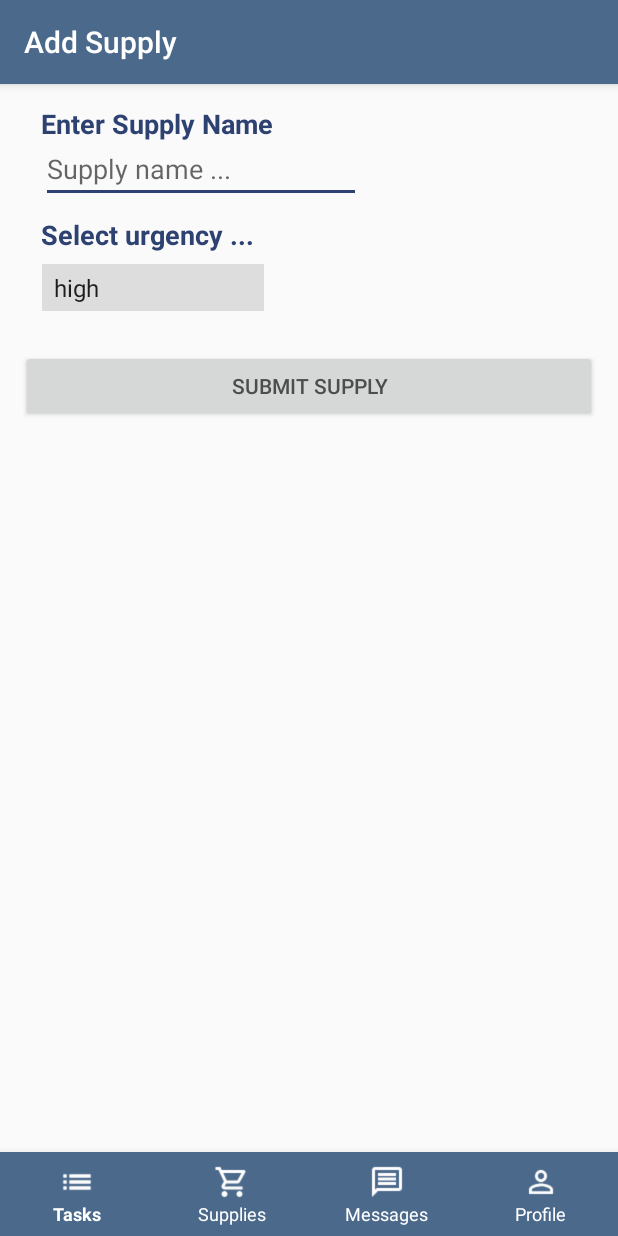
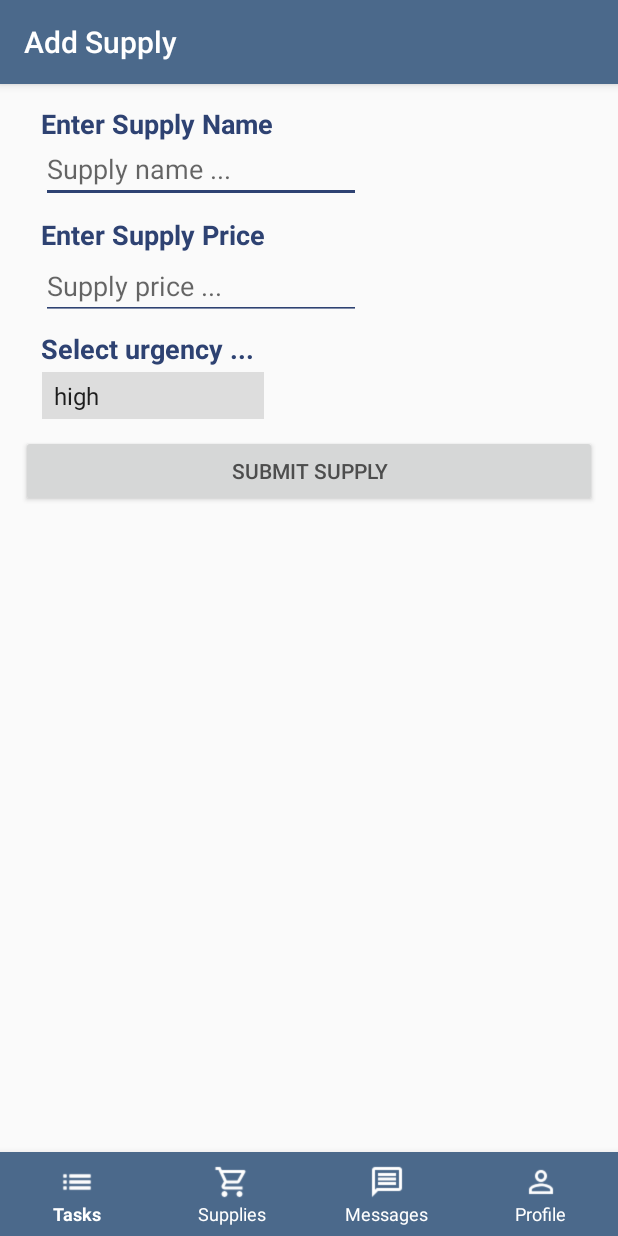
Before and after one commit to clee1228/houseHelper, an Android app: the AddSupplyActivity screen opened directly, with no data from a screen before it, on a phone screen of 412 x 824 dp. Run offline under Robolectric (Android 15) with nearby library versions, the light colour scheme and no system bars; our stand-ins replace Firebase (no records; nobody signed in at launch, a user with empty details on screens opened directly); Roboto replaces fonts that are not available here; 1 statement that could not run was skipped.

Commit message:
Working on supply price

```diff
--- a/app/src/main/java/com/example/househelper/AddSupplyActivity.java
+++ b/app/src/main/java/com/example/househelper/AddSupplyActivity.java
@@ -112,6 +112,13 @@ public class AddSupplyActivity extends AppCompatActivity {
         });
 
         final EditText supplyNameEditText = findViewById(R.id.supply_name);
+        final EditText supplyPriceEditText = findViewById(R.id.supply_price);
+        supplyPriceEditText.setOnClickListener(new View.OnClickListener() {
+            @Override
+            public void onClick(View v) {
+                supplyPriceEditText.setText("");
+            }
+        });
         supplyNameEditText.setOnClickListener(new View.OnClickListener() {
             @Override
             public void onClick(View v) {
@@ -125,13 +132,16 @@ public class AddSupplyActivity extends AppCompatActivity {
     public void submitSupply() {
         EditText supplyNameField = findViewById(R.id.supply_name);
         Spinner urgencySpinner = findViewById(R.id.supply_urgency);
+        EditText supplyPriceField = findViewById(R.id.supply_price);
 
         String supplyName = supplyNameField.getText().toString();
         String urgency = urgencySpinner.getSelectedItem().toString();
+        double supplyPrice = Double.parseDouble(supplyPriceField.getText().toString());
 
         DatabaseReference dbSupply = dbRef.child(supplyName);
         dbSupply.child("name").setValue(supplyName);
         dbSupply.child("urgency").setValue(urgency);
+        dbSupply.child("price").setValue(supplyPrice);
 
         final Intent goBackToSupplies = new Intent(this, SupplyListActivity.class);
         final Bundle extras = new Bundle();
--- a/app/src/main/java/com/example/househelper/SupplyAdapter.java
+++ b/app/src/main/java/com/example/househelper/SupplyAdapter.java
@@ -59,6 +59,7 @@ class SupplyViewHolder extends RecyclerView.ViewHolder implements View.OnClickLi
     private Context context;
     private TextView mSupplyTextView;
     private TextView mSupplyUrgencyTextView;
+    private TextView mSupplyPriceTextView;
     private CheckBox supplyCheckBox;
     private DatabaseReference dbRef;
 
@@ -67,6 +68,7 @@ class SupplyViewHolder extends RecyclerView.ViewHolder implements View.OnClickLi
         this.mSupplyBubbleLayout = itemView.findViewById(R.id.supply_cell_layout);
         this.mSupplyTextView = mSupplyBubbleLayout.findViewById(R.id.supply_name_text_view);
         this.mSupplyUrgencyTextView = mSupplyBubbleLayout.findViewById(R.id.urgency_text_view);
+//        this.mSupplyPriceTextView = mSupplyBubbleLayout.findViewById(R.id.r)
         final String mHousehold = household;
 
         CheckBox supplyCheckBox = itemView.findViewById(R.id.supply_check_box);
@@ -95,6 +97,7 @@ class SupplyViewHolder extends RecyclerView.ViewHolder implements View.OnClickLi
         this.mSupply = supply;
         mSupplyTextView.setText(supply.getName());
         mSupplyUrgencyTextView.setText("Urgency: " + supply.getUrgency());
+//        mSupplyPriceTextView.setText("Price: " + supply.getPrice());
     }
 
     @Override
--- a/app/src/main/java/com/example/househelper/SupplyListActivity.java
+++ b/app/src/main/java/com/example/househelper/SupplyListActivity.java
@@ -59,14 +59,13 @@ public class SupplyListActivity extends AppCompatActivity {
         ValueEventListener myDataListener = new ValueEventListener() {
             @Override
             public void onDataChange(DataSnapshot dataSnapshot) {
-                // Set a breakpoint in this method and run in debug mode!!
-                // this will be called each time `bearRef` or one of its children is modified
                 mSupplies = new ArrayList<>();
                 Iterable<DataSnapshot> suppliesData = dataSnapshot.getChildren();
                 for (DataSnapshot supply : suppliesData) {
                     HashMap<String, String> supplyMap = (HashMap<String, String>) supply.getValue();
+                    //TODO: change price
                     Supply loadedSupply = new Supply(supplyMap.get("name"),
-                            supplyMap.get("urgency"));
+                            supplyMap.get("urgency"), "7.50");
                     mSupplies.add(loadedSupply);
                 }
                 setAdapterAndUpdateData();
--- a/app/src/main/res/layout/activity_add_supply.xml
+++ b/app/src/main/res/layout/activity_add_supply.xml
@@ -43,6 +43,20 @@
         app:backgroundTint="@color/colorPrimaryDark"
         android:textColor="#959696" />
 
+    <EditText
+        android:id="@+id/supply_price"
+        android:layout_width="wrap_content"
+        android:layout_height="wrap_content"
+        android:layout_alignParentStart="true"
+        android:layout_alignParentTop="true"
+        android:layout_marginStart="27dp"
+        android:layout_marginTop="168dp"
+        android:ems="10"
+        android:hint="Supply price ..."
+        android:inputType="textPersonName"
+        android:textColor="#959696"
+        app:backgroundTint="@color/colorPrimaryDark" />
+
     <Spinner
         android:id="@+id/supply_urgency"
         android:layout_width="148dp"
@@ -50,10 +64,24 @@
         android:layout_alignParentTop="true"
         android:layout_alignParentEnd="true"
         android:layout_marginStart="27dp"
-        android:layout_marginTop="176dp"
+        android:layout_marginTop="248dp"
         android:layout_marginEnd="236dp"
         android:background="#DDDDDD"
         android:spinnerMode="dropdown" />
+
+    <TextView
+        android:id="@+id/enter_supply_price"
+        android:layout_width="wrap_content"
+        android:layout_height="wrap_content"
+        android:layout_alignParentStart="true"
+        android:layout_alignParentTop="true"
+        android:layout_marginStart="27dp"
+        android:layout_marginTop="144dp"
+        android:text="Enter Supply Price"
+        android:textColor="@color/colorPrimaryDark"
+        android:textSize="18sp"
+        android:textStyle="bold"
+        android:inputType="numberDecimal"/>
 
     <TextView
         android:id="@+id/select_urgency"
@@ -62,11 +90,11 @@
         android:layout_alignParentStart="true"
         android:layout_alignParentTop="true"
         android:layout_marginStart="27dp"
-        android:layout_marginTop="144dp"
+        android:layout_marginTop="220dp"
         android:text="Select urgency ..."
         android:textColor="@color/colorPrimaryDark"
         android:textSize="18sp"
-        android:textStyle="bold"/>
+        android:textStyle="bold" />
 
     <Button
         android:id="@+id/submit_supply_button"
@@ -75,7 +103,7 @@
         android:layout_alignParentStart="true"
         android:layout_alignParentTop="true"
         android:layout_marginLeft="14dp"
-        android:layout_marginTop="233dp"
+        android:layout_marginTop="290dp"
         android:layout_marginRight="14dp"
         android:text="SUBMIT SUPPLY"
         android:textColor="#4D4D4D" />
```
Also changed, not shown: app/src/main/java/com/example/househelper/Supply.java (+7 -1 lines), app/src/main/res/layout/supply_cell_layout.xml (+12 -1 lines).
